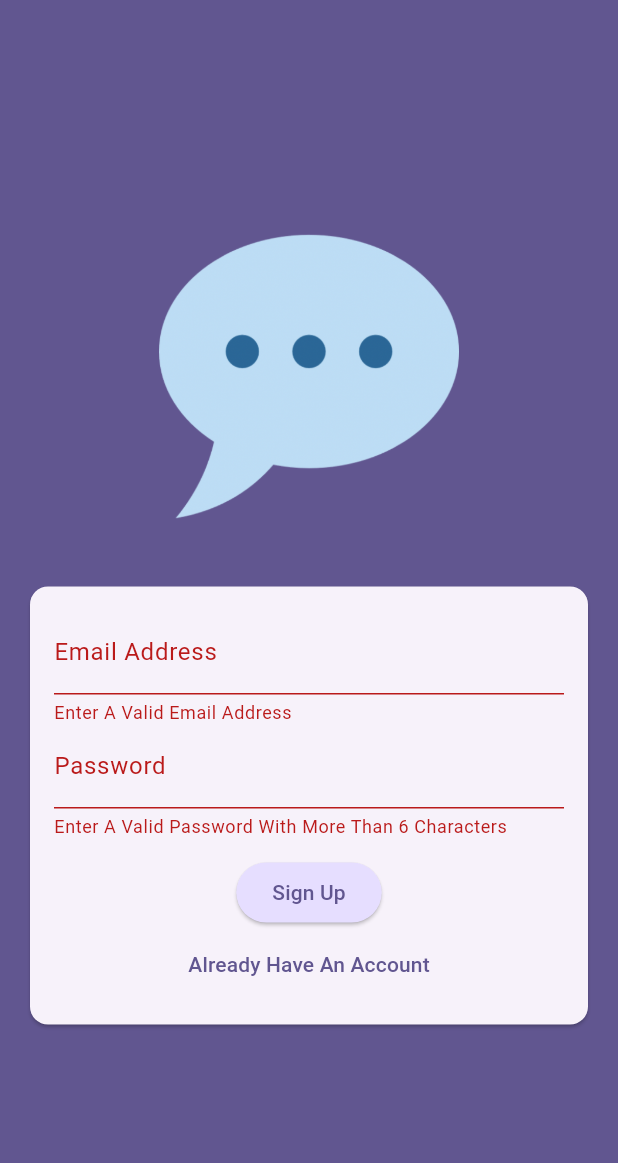
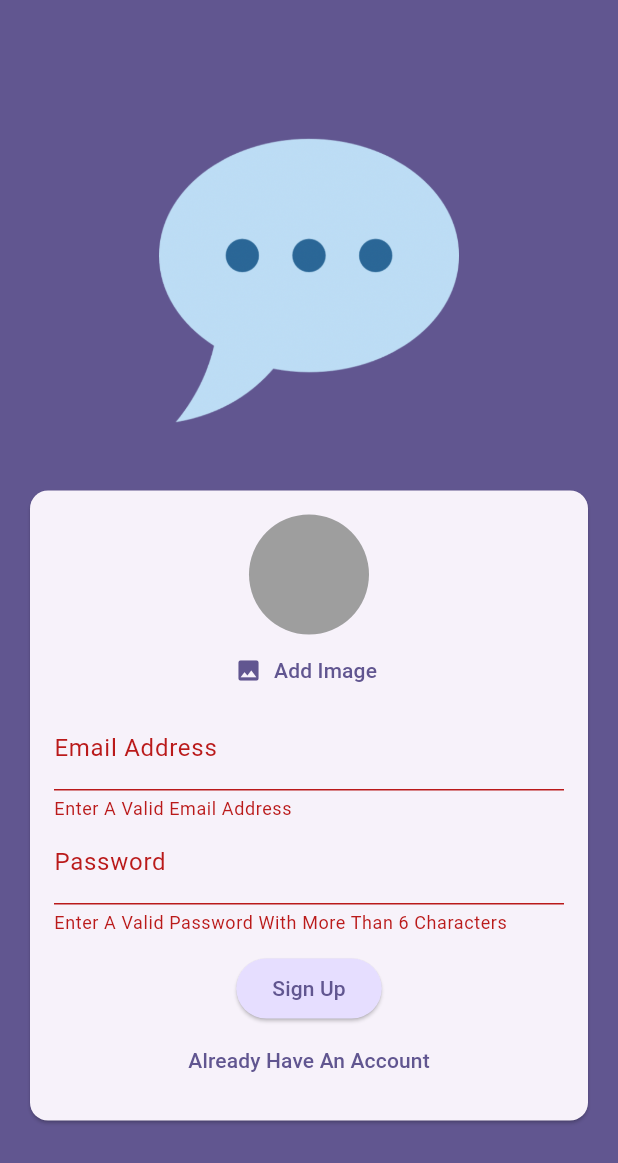
Before and after one commit to anmol420/ChatApp-In-Flutter, a Flutter app: the screen it shows after launch, after a tap on "Log In", after a tap on "Create An Account", on a phone screen of 412 x 824 dp. Shown: the top 1163 px of the screen. Run offline on Flutter 3.47's test engine with Material 3 defaults, Android fonts, the phone set to English and light mode, and no system bars; our stand-ins replace firebase_auth, firebase_core, image_picker; accounts and stored records are empty.

Commit message:
Added ImagePicker

```diff
--- a/lib/screens/auth.dart
+++ b/lib/screens/auth.dart
@@ -1,5 +1,9 @@
+import 'dart:io';
+
 import 'package:flutter/material.dart';
 import 'package:firebase_auth/firebase_auth.dart';
+
+import 'package:chat_app/widgets/user_image_picker.dart';
 
 final _firebase = FirebaseAuth.instance;
 
@@ -18,11 +22,12 @@ class _AuthScreenState extends State<AuthScreen> {
   var _isLogin = true;
   var _enteredEmail = '';
   var _enteredPassword = '';
+  File? _selectedImage;
 
   void _submit() async {
     final isValid = _form.currentState!.validate();
 
-    if (!isValid) {
+    if (!isValid || (_isLogin && _selectedImage == null)) {
       return;
     }
 
@@ -30,11 +35,13 @@ class _AuthScreenState extends State<AuthScreen> {
 
     try {
       if (_isLogin) {
+        // ignore: unused_local_variable
         final userCredential = await _firebase.signInWithEmailAndPassword(
           email: _enteredEmail,
           password: _enteredPassword,
         );
       } else {
+        // ignore: unused_local_variable
         final userCredential = await _firebase.createUserWithEmailAndPassword(
           email: _enteredEmail,
           password: _enteredPassword,
@@ -81,6 +88,12 @@ class _AuthScreenState extends State<AuthScreen> {
                       child: Column(
                         mainAxisSize: MainAxisSize.min,
                         children: [
+                          if (!_isLogin)
+                            UserImagePicker(
+                              onPickImage: (image) {
+                                _selectedImage = image;
+                              },
+                            ),
                           TextFormField(
                             decoration: const InputDecoration(
                               labelText: 'Email Address',
--- /dev/null
+++ b/lib/widgets/user_image_picker.dart
@@ -0,0 +1,63 @@
+import 'dart:io';
+
+import 'package:flutter/material.dart';
+import 'package:image_picker/image_picker.dart';
+
+class UserImagePicker extends StatefulWidget {
+  const UserImagePicker({super.key, required this.onPickImage});
+
+  final void Function(File pickedImage) onPickImage;
+
+  @override
+  State<UserImagePicker> createState() {
+    return _UserImagePickerState();
+  }
+}
+
+class _UserImagePickerState extends State<UserImagePicker> {
+  File? _pickedImageFile;
+
+  void _pickImage() async {
+    final pickedImage = await ImagePicker().pickImage(
+      source: ImageSource.camera,
+      imageQuality: 50,
+      maxWidth: 150,
+    );
+
+    if (pickedImage == null) {
+      return;
+    }
+
+    setState(() {
+      _pickedImageFile = File(pickedImage.path);
+    });
+
+    widget.onPickImage(_pickedImageFile!);
+  }
+
+  @override
+  Widget build(BuildContext context) {
+    return Column(
+      children: [
+        CircleAvatar(
+          radius: 40,
+          backgroundColor: Colors.grey,
+          foregroundImage:
+              _pickedImageFile != null ? FileImage(_pickedImageFile!) : null,
+        ),
+        TextButton.icon(
+          onPressed: _pickImage,
+          icon: const Icon(
+            Icons.image,
+          ),
+          label: Text(
+            'Add Image',
+            style: TextStyle(
+              color: Theme.of(context).colorScheme.primary,
+            ),
+          ),
+        ),
+      ],
+    );
+  }
+}
```
